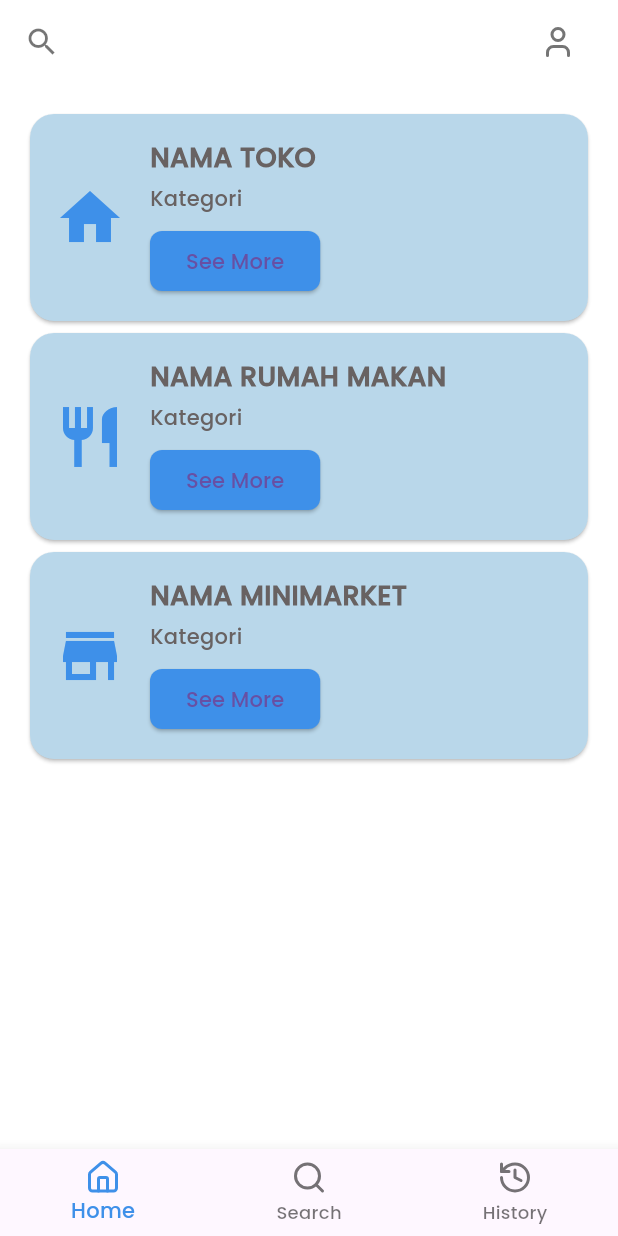
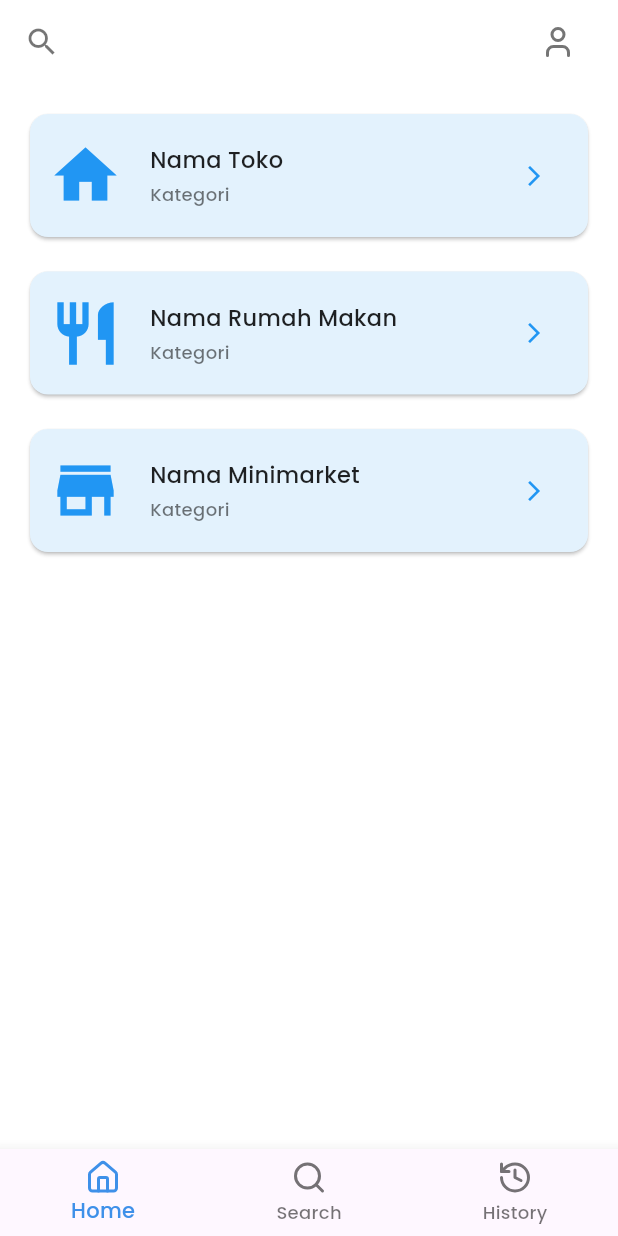
Before and after one commit to yeftaamir/Front-end-Del-Pick, a Flutter app: the HomePage screen opened by its route, on a phone screen of 412 x 824 dp. Run offline on Flutter 3.47's test engine with Material 3 defaults, Android fonts, the phone set to English and light mode, and no system bars; our stand-ins replace flutter_rating_bar, font_awesome_flutter, geolocator, lucide_icons; network calls fail.

Commit message:
perbaiki_tampilan

```diff
--- a/lib/Common/global_style.dart
+++ b/lib/Common/global_style.dart
@@ -6,6 +6,7 @@ class GlobalStyle {
   static Color borderColor = const Color(0xffD6E6F2);
   static Color disableColor = const Color(0xffDEDEDE);
   static Color fontColor = const Color(0xff686262);
+  static Color whiteColor = const Color(0xffFFFFFF);
 
   static String fontFamily = "Poppins-Medium";
   static double fontSize = 12;
--- a/lib/Views/Customers/home_cust.dart
+++ b/lib/Views/Customers/home_cust.dart
@@ -32,9 +32,9 @@ class HomePageState extends State<HomePage> {
   String _searchQuery = '';
 
   final List<Store> _stores = [
-    Store(name: 'NAMA TOKO', category: 'Kategori', icon: Icons.home),
-    Store(name: 'NAMA RUMAH MAKAN', category: 'Kategori', icon: Icons.restaurant),
-    Store(name: 'NAMA MINIMARKET', category: 'Kategori', icon: Icons.store),
+    Store(name: 'Nama Toko', category: 'Kategori', icon: Icons.home),
+    Store(name: 'Nama Rumah Makan', category: 'Kategori', icon: Icons.restaurant),
+    Store(name: 'Nama Minimarket', category: 'Kategori', icon: Icons.store),
   ];
 
   List<Store> get filteredStores {
@@ -47,6 +47,14 @@ class HomePageState extends State<HomePage> {
         store.category.toLowerCase().contains(_searchQuery.toLowerCase()))
         .toList();
   }
+
+  String _capitalizeEachWord(String text) {
+  return text.split(' ').map((word) {
+    return word.isNotEmpty
+        ? word[0].toUpperCase() + word.substring(1).toLowerCase()
+        : '';
+  }).join(' ');
+}
 
   void _onItemTapped(int index) {
     setState(() {
@@ -185,59 +193,53 @@ class HomePageState extends State<HomePage> {
   }
 
   Widget buildInfoCard(Store store) {
-    return Card(
+  return Padding(
+    padding: const EdgeInsets.only(bottom: 15.0),
+    child: Card(
       shape: RoundedRectangleBorder(
-        borderRadius: BorderRadius.circular(16.0),
+        borderRadius: BorderRadius.circular(12.0),
       ),
-      color: GlobalStyle.lightColor,
+      color: Colors.blue[50],
       child: Padding(
-        padding: const EdgeInsets.all(16.0),
+        padding: const EdgeInsets.symmetric(vertical: 16.0, horizontal: 12.0),
         child: Row(
           crossAxisAlignment: CrossAxisAlignment.center,
           children: [
-            Icon(store.icon, size: 48.0, color: GlobalStyle.primaryColor),
-            const SizedBox(width: 16.0),
+            Icon(store.icon, size: 50.0, color: Colors.blue),
+            const SizedBox(width: 18.0),
             Expanded(
               child: Column(
                 crossAxisAlignment: CrossAxisAlignment.start,
                 children: [
                   Text(
-                    store.name,
-                    style: TextStyle(
-                      fontSize: 18.0,
-                      fontWeight: FontWeight.bold,
-                      fontFamily: GlobalStyle.fontFamily,
-                      color: GlobalStyle.fontColor,
+                    _capitalizeEachWord(store.name),
+                    style: const TextStyle(
+                      fontSize: 15.0,
+                      fontWeight: FontWeight.normal,
+                      color: Colors.black87,
                     ),
                   ),
                   const SizedBox(height: 4.0),
                   Text(
                     store.category,
-                    style: TextStyle(
-                      fontSize: 14.0,
-                      color: GlobalStyle.fontColor,
-                      fontFamily: GlobalStyle.fontFamily,
+                    style: const TextStyle(
+                      fontSize: 12.0,
+                      color: Colors.black54,
                     ),
                   ),
-                  const SizedBox(height: 8.0),
-                  ElevatedButton(
-                    onPressed: () {
-                      Navigator.pushNamed(context, StoreDetail.route);
-                    },
-                    style: ElevatedButton.styleFrom(
-                      backgroundColor: GlobalStyle.primaryColor,
-                      shape: RoundedRectangleBorder(
-                        borderRadius: BorderRadius.circular(8.0),
-                      ),
-                    ),
-                    child: const Text('See More'),
-                  )
                 ],
               ),
-            )
+            ),
+            IconButton(
+              icon: const Icon(Icons.arrow_forward_ios, size: 16.0, color: Colors.blue),
+              onPressed: () {
+                Navigator.pushNamed(context, StoreDetail.route);
+              },
+            ),
           ],
         ),
       ),
-    );
-  }
+    ),
+  );
 }
+}
```
Also changed, not shown: lib/Views/Customers/cart_screen.dart (+14 -7 lines), lib/Views/Customers/history_cust.dart (+17 -2 lines), lib/Views/Customers/history_detail.dart (+20 -7 lines), lib/Views/Customers/list_store.dart (+22 -3 lines), lib/Views/Customers/rating_cust.dart (+17 -2 lines), lib/Views/Customers/store_detail.dart (+11 -10 lines), pubspec.lock, 7 other files.
